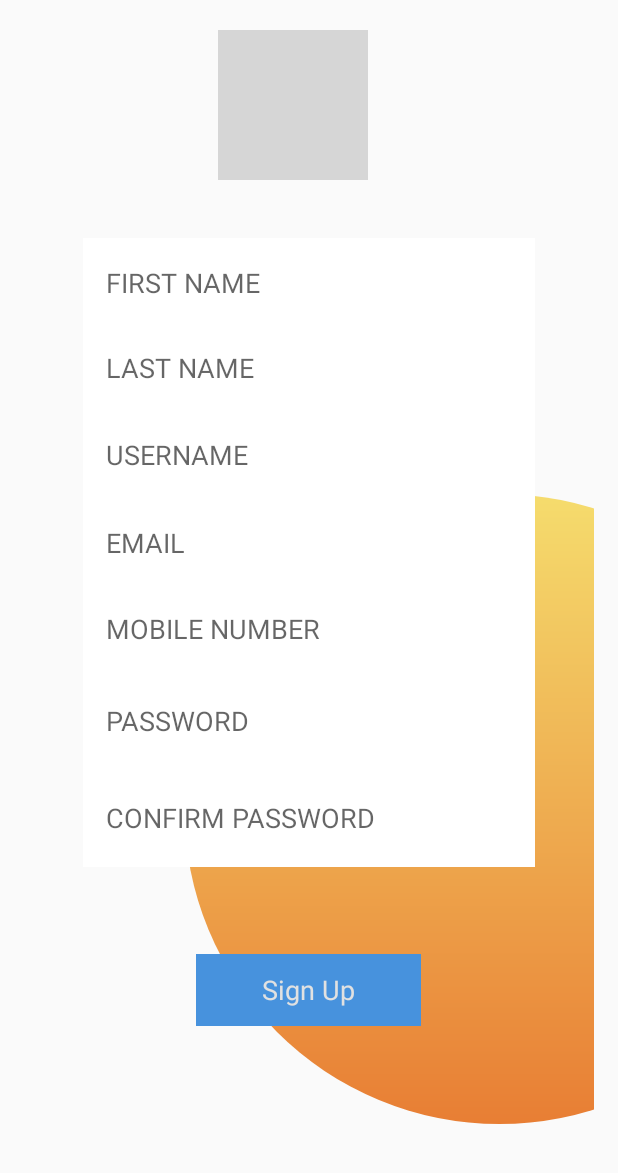
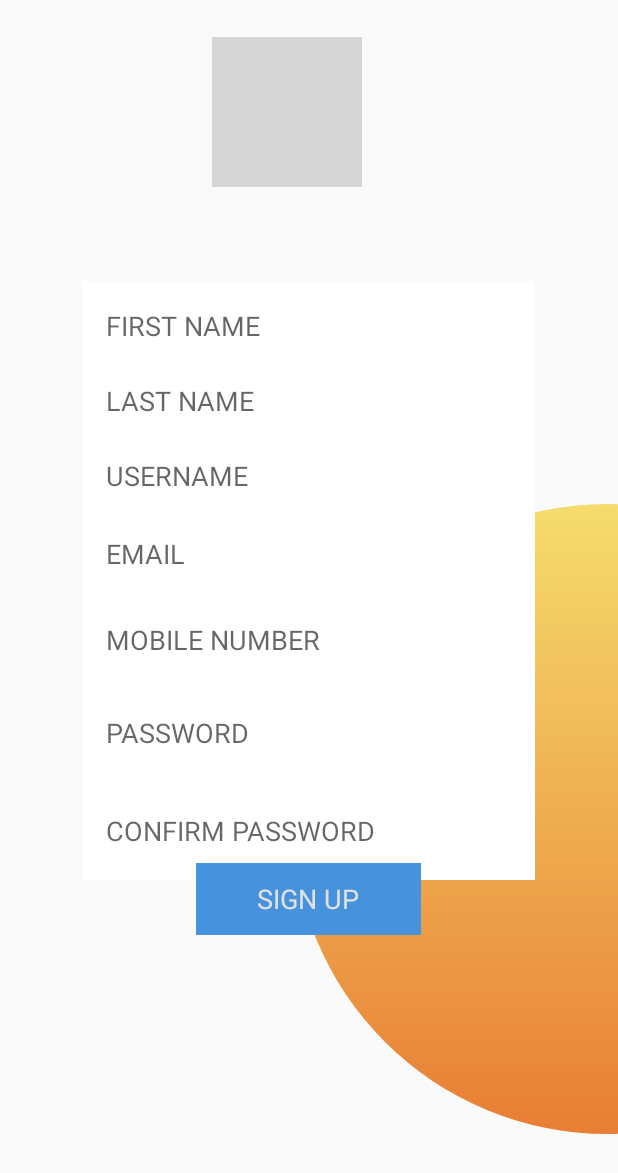
Before and after one commit to collisior/TwoBits, an Android app: the RegistrationActivity screen opened directly, with no data from a screen before it, on a phone screen of 412 x 824 dp. Shown: the top 1173 px of the screen. Run offline under Robolectric (Android 15) with nearby library versions, the phone set to English and light mode, and no system bars; our stand-ins replace Volley; Roboto replaces fonts that are not available here; grey boxes are pictures that could not be loaded.

Commit message:
fixed layout issues

```diff
--- a/app/src/main/res/layout/activity_login.xml
+++ b/app/src/main/res/layout/activity_login.xml
@@ -17,7 +17,9 @@
         android:id="@+id/username"
         android:layout_width="330dp"
         android:layout_height="50dp"
+        android:layout_marginStart="0dp"
         android:layout_marginTop="224dp"
+        android:layout_marginEnd="15dp"
         android:layout_marginBottom="441dp"
         android:background="@drawable/border"
         android:hint="EMAIL"
@@ -28,7 +30,7 @@
         app:fontFamily="Roboto"
         app:layout_constraintBottom_toBottomOf="parent"
         app:layout_constraintEnd_toEndOf="parent"
-        app:layout_constraintHorizontal_bias="0.481"
+        app:layout_constraintHorizontal_bias="0.563"
         app:layout_constraintStart_toStartOf="parent"
         app:layout_constraintTop_toTopOf="parent" />
 
@@ -39,13 +41,13 @@
         android:layout_marginTop="265dp"
         android:layout_marginBottom="384dp"
         android:background="@drawable/border"
-        app:fontFamily="Roboto"
         android:hint="PASSWORD"
         android:imeActionLabel="@string/action_sign_in_short"
         android:imeOptions="actionDone"
         android:inputType="textPassword"
         android:paddingLeft="15dp"
         android:selectAllOnFocus="true"
+        app:fontFamily="Roboto"
         app:layout_constraintBottom_toBottomOf="parent"
         app:layout_constraintEnd_toEndOf="parent"
         app:layout_constraintHorizontal_bias="0.466"
--- a/app/src/main/res/layout/registration.xml
+++ b/app/src/main/res/layout/registration.xml
@@ -15,14 +15,13 @@
         android:id="@+id/imageView3"
         android:layout_width="474dp"
         android:layout_height="420dp"
-        android:layout_marginStart="80dp"
-        android:layout_marginLeft="80dp"
+        android:layout_marginStart="168dp"
+        android:adjustViewBounds="true"
         app:layout_constraintBottom_toBottomOf="parent"
         app:layout_constraintStart_toStartOf="parent"
         app:layout_constraintTop_toTopOf="parent"
-        app:layout_constraintVertical_bias="0.842"
-        app:srcCompat="@drawable/circle"
-        android:adjustViewBounds="true"/>
+        app:layout_constraintVertical_bias="0.832"
+        app:srcCompat="@drawable/circle" />
 
     <EditText
         android:id="@+id/firstName"
@@ -30,17 +29,17 @@
         android:layout_height="60dp"
         android:layout_marginStart="40dp"
         android:layout_marginLeft="40dp"
-        android:layout_marginTop="100dp"
+        android:layout_marginTop="150dp"
         android:layout_marginEnd="40dp"
         android:layout_marginRight="53dp"
         android:layout_marginBottom="490dp"
         android:autofillHints=""
         android:background="@drawable/border"
-        app:fontFamily="Roboto"
         android:hint="@string/prompt_firstName"
         android:inputType="textEmailAddress"
         android:paddingLeft="15dp"
         android:selectAllOnFocus="true"
+        app:fontFamily="Roboto"
         app:layout_constraintBottom_toBottomOf="parent"
         app:layout_constraintEnd_toEndOf="parent"
         app:layout_constraintStart_toStartOf="parent"
@@ -53,17 +52,17 @@
         android:layout_height="60dp"
         android:layout_marginStart="40dp"
         android:layout_marginLeft="40dp"
-        android:layout_marginTop="160dp"
+        android:layout_marginTop="200dp"
         android:layout_marginEnd="40dp"
         android:layout_marginRight="53dp"
         android:layout_marginBottom="440dp"
         android:autofillHints=""
-        app:fontFamily="Roboto"
         android:background="@drawable/border"
         android:hint="@string/prompt_LastName"
         android:inputType="textEmailAddress"
         android:paddingLeft="15dp"
         android:selectAllOnFocus="true"
+        app:fontFamily="Roboto"
         app:layout_constraintBottom_toBottomOf="parent"
         app:layout_constraintEnd_toEndOf="parent"
         app:layout_constraintStart_toStartOf="parent"
@@ -76,17 +75,17 @@
         android:layout_height="60dp"
         android:layout_marginStart="40dp"
         android:layout_marginLeft="40dp"
-        android:layout_marginTop="161dp"
+        android:layout_marginTop="190dp"
         android:layout_marginEnd="40dp"
         android:layout_marginRight="40dp"
         android:layout_marginBottom="250dp"
         android:autofillHints=""
-        app:fontFamily="Roboto"
         android:background="@drawable/border"
         android:hint="@string/prompt_username"
         android:inputType="textEmailAddress"
         android:paddingLeft="15dp"
         android:selectAllOnFocus="true"
+        app:fontFamily="Roboto"
         app:layout_constraintBottom_toBottomOf="parent"
         app:layout_constraintEnd_toEndOf="parent"
         app:layout_constraintStart_toStartOf="parent"
@@ -99,17 +98,17 @@
         android:layout_height="60dp"
         android:layout_marginStart="40dp"
         android:layout_marginLeft="40dp"
-        android:layout_marginTop="223dp"
+        android:layout_marginTop="243dp"
         android:layout_marginEnd="40dp"
         android:layout_marginRight="40dp"
         android:layout_marginBottom="200dp"
-        app:fontFamily="Roboto"
         android:autofillHints=""
         android:background="@drawable/border"
         android:hint="@string/prompt_email"
         android:inputType="textEmailAddress"
         android:paddingLeft="15dp"
         android:selectAllOnFocus="true"
+        app:fontFamily="Roboto"
         app:layout_constraintBottom_toBottomOf="parent"
         app:layout_constraintEnd_toEndOf="parent"
         app:layout_constraintStart_toStartOf="parent"
@@ -122,17 +121,17 @@
         android:layout_height="60dp"
         android:layout_marginStart="40dp"
         android:layout_marginLeft="40dp"
-        android:layout_marginTop="305dp"
+        android:layout_marginTop="325dp"
         android:layout_marginEnd="40dp"
         android:layout_marginRight="83dp"
         android:layout_marginBottom="200dp"
         android:autofillHints=""
-        app:fontFamily="Roboto"
         android:background="@drawable/border"
         android:hint="@string/prompt_MobileNumber"
         android:inputType="textEmailAddress"
         android:paddingLeft="15dp"
         android:selectAllOnFocus="true"
+        app:fontFamily="Roboto"
         app:layout_constraintBottom_toBottomOf="parent"
         app:layout_constraintEnd_toEndOf="parent"
         app:layout_constraintStart_toStartOf="parent"
@@ -145,11 +144,10 @@
         android:layout_height="68dp"
         android:layout_marginStart="40dp"
         android:layout_marginLeft="40dp"
-        android:layout_marginTop="425dp"
+        android:layout_marginTop="445dp"
         android:layout_marginEnd="40dp"
         android:layout_marginBottom="280dp"
         android:autofillHints=""
-        app:fontFamily="Roboto"
         android:background="@drawable/border"
         android:hint="@string/prompt_password"
         android:imeActionLabel="@string/action_sign_up_short"
@@ -157,6 +155,7 @@
         android:inputType="textPassword"
         android:paddingLeft="15dp"
         android:selectAllOnFocus="true"
+        app:fontFamily="Roboto"
         app:layout_constraintBottom_toBottomOf="parent"
         app:layout_constraintEnd_toEndOf="parent"
         app:layout_constraintStart_toStartOf="parent"
@@ -169,12 +168,11 @@
         android:layout_height="65dp"
         android:layout_marginStart="40dp"
         android:layout_marginLeft="40dp"
-        android:layout_marginTop="429dp"
+        android:layout_marginTop="450dp"
         android:layout_marginEnd="40dp"
         android:layout_marginRight="21dp"
         android:layout_marginBottom="72dp"
         android:autofillHints=""
-        app:fontFamily="Roboto"
         android:background="@drawable/border"
         android:hint="@string/prompt_ConfirmPassword"
         android:imeActionLabel="@string/action_sign_up_short"
@@ -182,6 +180,7 @@
         android:inputType="textPassword"
         android:paddingLeft="15dp"
         android:selectAllOnFocus="true"
+        app:fontFamily="Roboto"
         app:layout_constraintBottom_toBottomOf="parent"
         app:layout_constraintEnd_toEndOf="parent"
         app:layout_constraintStart_toStartOf="parent"
@@ -195,9 +194,9 @@
         android:layout_height="wrap_content"
         android:layout_gravity="start"
         android:layout_marginStart="48dp"
-        android:layout_marginTop="620dp"
+        android:layout_marginTop="575dp"
         android:layout_marginEnd="48dp"
-        android:layout_marginBottom="5dp"
+        android:layout_marginBottom="100dp"
         android:background="@color/login1"
         android:enabled="false"
         android:text="@string/action_sign_up"
@@ -215,10 +214,9 @@
         android:layout_width="100dp"
         android:layout_height="100dp"
         android:layout_marginStart="100dp"
-        android:layout_marginLeft="100dp"
+        android:layout_marginTop="20dp"
         android:layout_marginEnd="100dp"
-        android:layout_marginRight="100dp"
-        android:layout_marginBottom="404dp"
+        android:layout_marginBottom="350dp"
         android:background="@drawable/profile_pic"
         app:layout_constraintBottom_toBottomOf="parent"
         app:layout_constraintEnd_toEndOf="parent"
--- a/app/src/main/res/values/dimens.xml
+++ b/app/src/main/res/values/dimens.xml
@@ -1,5 +1,5 @@
 <resources>
     <!-- Default screen margins, per the Android Design guidelines. -->
-    <dimen name="activity_horizontal_margin">16dp</dimen>
-    <dimen name="activity_vertical_margin">16dp</dimen>
+    <dimen name="activity_horizontal_margin">0dp</dimen>
+    <dimen name="activity_vertical_margin">0dp</dimen>
 </resources>
--- a/app/src/main/res/values/strings.xml
+++ b/app/src/main/res/values/strings.xml
@@ -7,7 +7,7 @@
     <string name="prompt_MobileNumber">  MOBILE NUMBER</string>
     <string name="prompt_password">  PASSWORD</string>
     <string name="prompt_ConfirmPassword"> CONFIRM PASSWORD</string>
-    <string name="action_sign_up">  Sign Up</string>
+    <string name="action_sign_up">  SIGN UP</string>
     <string name="action_sign_up_short">Sign Up</string>
     <string name="welcome">"Welcome !"</string>
     <string name="prompt_username">USERNAME</string>
```
